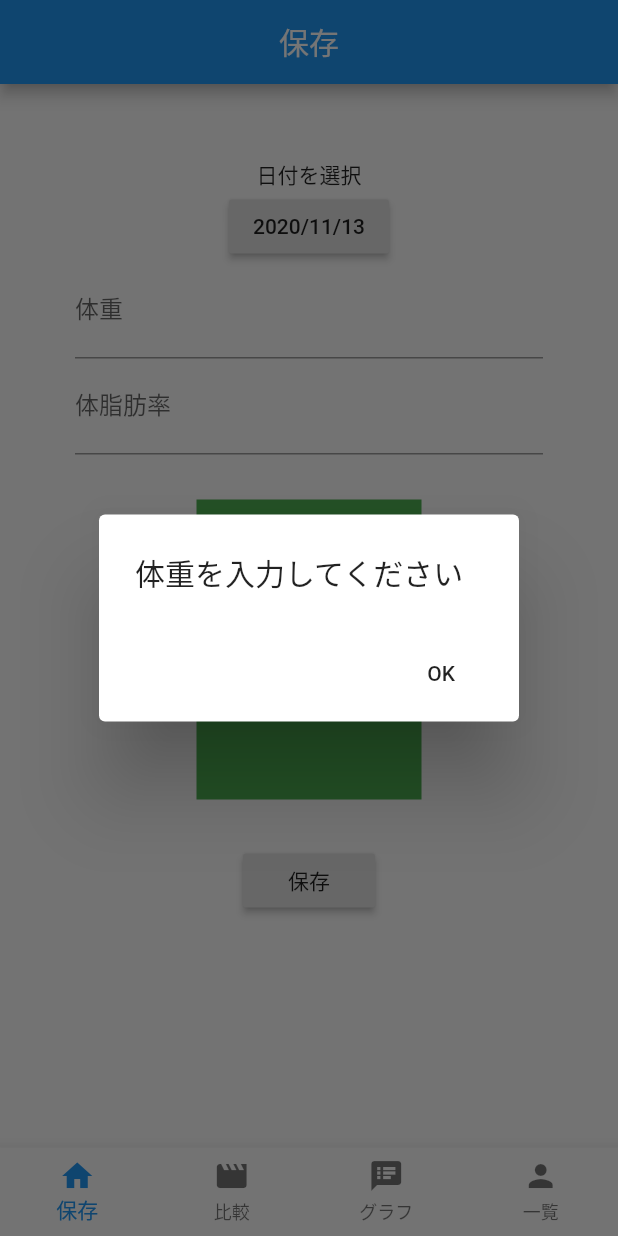
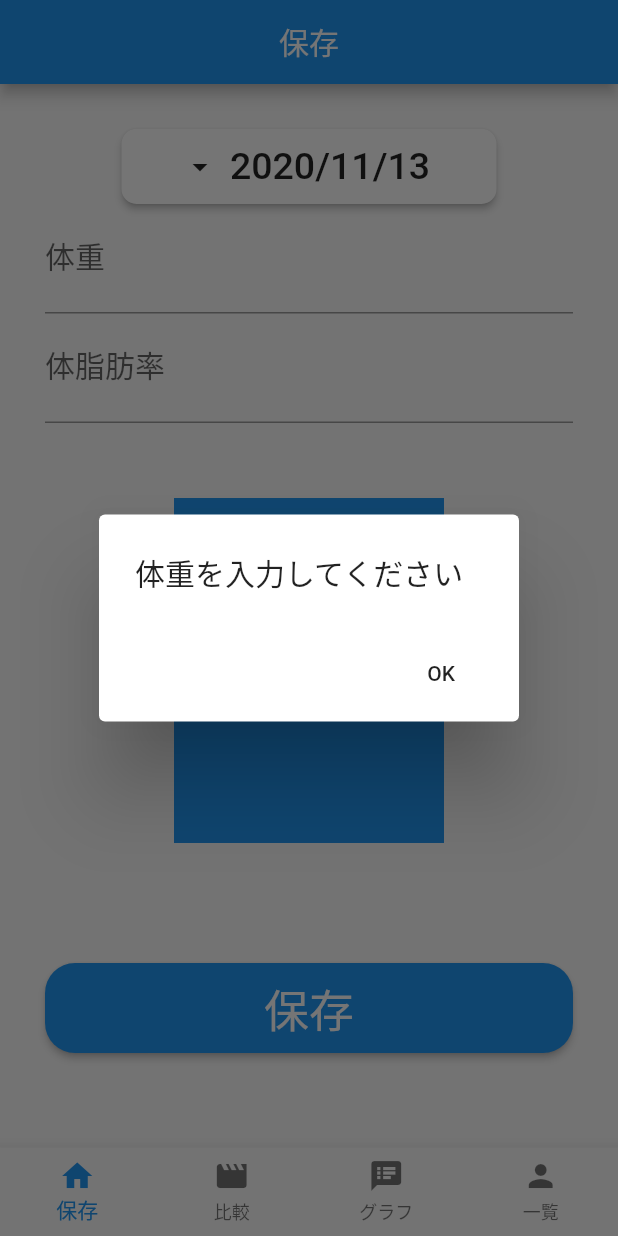
Before and after one commit to flutteruniv/weight-management, a Flutter app: the screen it shows after launch, after a tap on "保存", on a phone screen of 412 x 824 dp. Run offline on Flutter 3.47's test engine with Material 2 defaults, Android fonts, the phone set to English and light mode, and no system bars; our stand-ins replace cloud_firestore, firebase_core, firebase_storage, image_picker; accounts and stored records are empty.

Commit message:
見た目を整えた

```diff
--- a/lib/presentation/carrender_save/carrender_save_page.dart
+++ b/lib/presentation/carrender_save/carrender_save_page.dart
@@ -13,28 +13,40 @@ class CarenderSavePage extends StatelessWidget {
       create: (_) => CalenderSaveModel()..fetchDataJudgeDate(),
       child: Scaffold(
         body: Container(
-          padding: EdgeInsets.all(50.0),
+          padding: EdgeInsets.all(30.0),
           child: Consumer<CalenderSaveModel>(builder: (context, model, child) {
             if (model.loadingData == true) {
               return SingleChildScrollView(
                 child: Center(
                   child: Column(
                     children: <Widget>[
-                      Text('日付を選択'),
-                      RaisedButton(
+                      ButtonTheme(
+                        minWidth: 250,
+                        height: 50,
+                        child: RaisedButton.icon(
                           // 日付を取得
+                          icon: Icon(Icons.arrow_drop_down),
                           onPressed: () async {
                             model.pickedDate = await showDatePicker(
                               context: context,
                               initialDate: new DateTime.now(),
                               firstDate:
                                   DateTime.now().add(Duration(days: -1095)),
-                            lastDate: DateTime.now().add(Duration(days: 1095)),
+                              lastDate:
+                                  DateTime.now().add(Duration(days: 1095)),
                             );
                             model.selectDate();
                             model.judgeDate();
                           },
-                        child: Text(model.viewDate),
+                          label: Text(
+                            model.viewDate,
+                            style: TextStyle(fontSize: 25),
+                          ),
+                          color: Colors.white,
+                          shape: RoundedRectangleBorder(
+                            borderRadius: BorderRadius.circular(10),
+                          ),
+                        ),
                       ),
                       TextField(
                         keyboardType: TextInputType.number,
@@ -44,21 +56,27 @@ class CarenderSavePage extends StatelessWidget {
                           //テキストに体重入力
                           model.additionalWeight = double.parse(number);
                         },
+                        style: TextStyle(fontSize: 20),
                       ),
-                      TextField(
+                      Container(
+                        child: TextField(
                           keyboardType: TextInputType.number,
                           decoration: InputDecoration(
-                            hintText: '体脂肪率を入力（％）', labelText: '体脂肪率'),
+                            hintText: '体脂肪率を入力（％）',
+                            labelText: '体脂肪率',
+                          ),
                           onChanged: (number) {
                             //テキストに体重入力
                             model.additionalBodyFatPercentage =
                                 double.parse(number);
                           },
+                          style: TextStyle(fontSize: 20),
                         ),
-                      SizedBox(height: 30),
+                      ),
+                      SizedBox(height: 50),
                       SizedBox(
-                        height: 200,
-                        width: 150,
+                        height: 230,
+                        width: 180,
                         child: InkWell(
                           onTap: () async {
                             //await model.showImagePicker();
@@ -67,7 +85,7 @@ class CarenderSavePage extends StatelessWidget {
                           child: model.imageFile != null
                               ? Image.file(model.imageFile)
                               : Container(
-                                  color: Colors.green,
+                                  color: Colors.blue,
                                   child: Center(
                                     child: Text(
                                       '写真を選ぶ',
@@ -81,8 +99,11 @@ class CarenderSavePage extends StatelessWidget {
                                 ),
                         ),
                       ),
-                      SizedBox(height: 30),
-                      RaisedButton(
+                      SizedBox(height: 80),
+                      ButtonTheme(
+                        minWidth: 20000,
+                        height: 50,
+                        child: RaisedButton(
                           onPressed: () async {
                             //to do
                             if (model.sameDate == true) {
@@ -96,7 +117,28 @@ class CarenderSavePage extends StatelessWidget {
                             await model.fetchData();
                             await model.judgeDate();
                           },
-                        child: model.sameDate != true ? Text('保存') : Text('更新'),
+                          child: model.sameDate != true
+                              ? Padding(
+                                  padding: const EdgeInsets.all(8.0),
+                                  child: Text(
+                                    '保存',
+                                    style: TextStyle(
+                                        fontSize: 30, color: Colors.white),
+                                  ),
+                                )
+                              : Padding(
+                                  padding: const EdgeInsets.all(8.0),
+                                  child: Text(
+                                    '更新',
+                                    style: TextStyle(
+                                        fontSize: 30, color: Colors.white),
+                                  ),
+                                ),
+                          color: Colors.blue,
+                          shape: RoundedRectangleBorder(
+                            borderRadius: BorderRadius.circular(20),
+                          ),
+                        ),
                       ),
                     ],
                   ),
```
Lines whose indentation alone changed are shown as unchanged.
